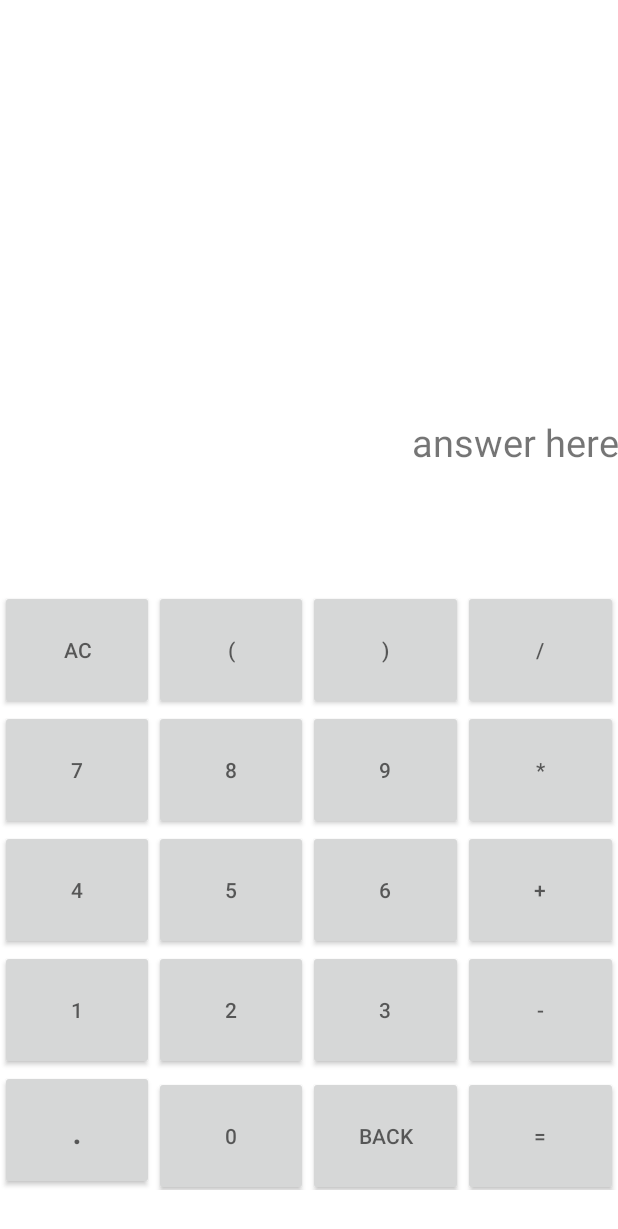
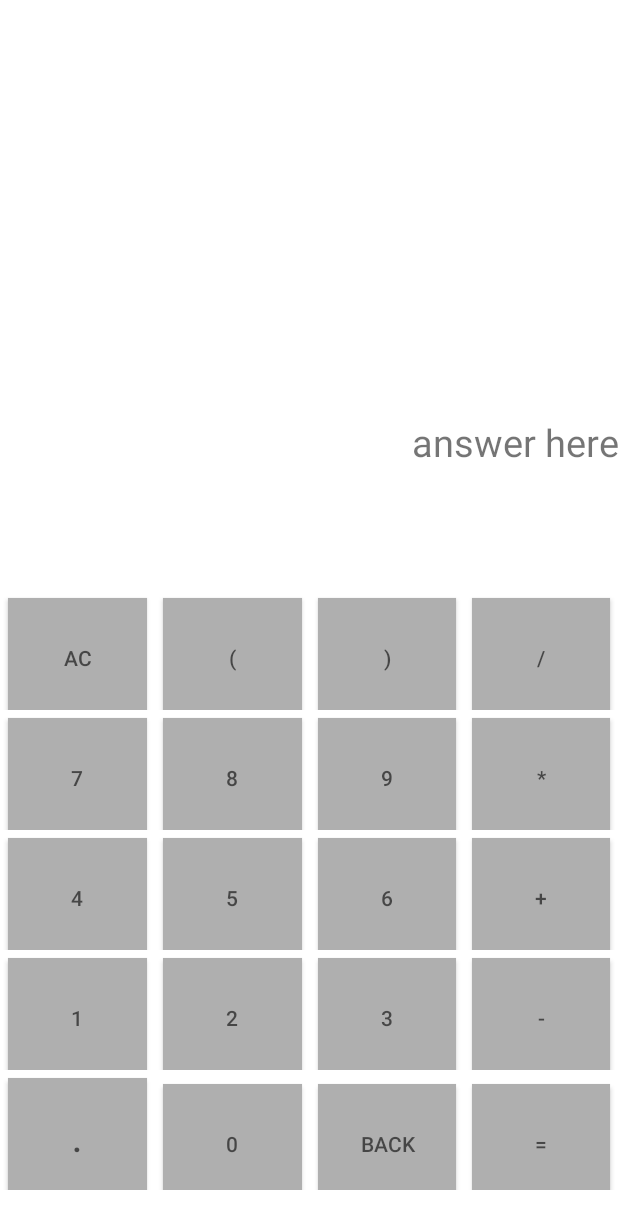
Before and after one commit to imshahastam/courses-pa-android-studio, an Android app: the layout activity_main.xml on its own in the app's theme, with its tools: preview values and no code run, on a phone screen of 412 x 824 dp. Shown: the top 1229 px of the screen. Run offline under Robolectric (Android 15) with nearby library versions, the phone set to English and light mode, and no system bars.

Commit message:
add hw12

```diff
--- /dev/null
+++ b/app/src/main/res/drawable/bg_button.xml
@@ -0,0 +1,26 @@
+<?xml version="1.0" encoding="utf-8"?>
+<selector
+    xmlns:android="http://schemas.android.com/apk/res/android">
+    <item android:state_pressed="true">
+        <shape android:shape="rectangle">
+            <solid android:color="@color/orange"/>
+            <stroke android:color="@color/red"/>
+            <corners android:radius="10dp"/>
+        </shape>
+    </item>
+
+    <item android:state_focused="true">
+        <shape android:shape="rectangle">
+            <solid android:color="@color/purple_200"/>
+            <stroke android:color="@color/limon"/>
+            <corners android:radius="8dp"/>
+        </shape>
+    </item>
+
+    <item>
+        <shape android:shape="rectangle">
+            <solid android:color="@color/gray"/>
+            <stroke android:color="@color/black"/>
+        </shape>
+    </item>
+</selector>
--- a/app/src/main/res/layout/activity_main.xml
+++ b/app/src/main/res/layout/activity_main.xml
@@ -39,29 +39,29 @@
             android:id="@+id/cleanAllBtn"
             android:hint="AC"
             android:layout_weight="1"
-            android:layout_width="100dp"
-            android:layout_height="80dp"/>
+            style="@style/ButtonStyle"
+            android:background="@drawable/bg_button"/>
 
         <androidx.appcompat.widget.AppCompatButton
             android:id="@+id/bracketOpenBtn"
             android:hint="("
             android:layout_weight="1"
-            android:layout_width="100dp"
-            android:layout_height="80dp"/>
+            style="@style/ButtonStyle"
+            android:background="@drawable/bg_button"/>
 
         <androidx.appcompat.widget.AppCompatButton
             android:id="@+id/bracketCloseBtn"
             android:hint=")"
             android:layout_weight="1"
-            android:layout_width="100dp"
-            android:layout_height="80dp"/>
+            style="@style/ButtonStyle"
+            android:background="@drawable/bg_button"/>
 
         <androidx.appcompat.widget.AppCompatButton
             android:id="@+id/divide"
             android:hint="/"
             android:layout_weight="1"
-            android:layout_width="100dp"
-            android:layout_height="80dp"/>
+            style="@style/ButtonStyle"
+            android:background="@drawable/bg_button"/>
 
     </LinearLayout>
 
@@ -77,29 +77,29 @@
             android:id="@+id/sevenBtn"
             android:hint="7"
             android:layout_weight="1"
-            android:layout_width="100dp"
-            android:layout_height="80dp"/>
+            style="@style/ButtonStyle"
+            android:background="@drawable/bg_button"/>
 
         <androidx.appcompat.widget.AppCompatButton
             android:id="@+id/eightBtn"
             android:hint="8"
             android:layout_weight="1"
-            android:layout_width="100dp"
-            android:layout_height="80dp"/>
+            style="@style/ButtonStyle"
+            android:background="@drawable/bg_button"/>
 
         <androidx.appcompat.widget.AppCompatButton
             android:id="@+id/nineBtn"
             android:hint="9"
             android:layout_weight="1"
-            android:layout_width="100dp"
-            android:layout_height="80dp"/>
+            style="@style/ButtonStyle"
+            android:background="@drawable/bg_button"/>
 
         <androidx.appcompat.widget.AppCompatButton
             android:id="@+id/multiply"
             android:hint="*"
             android:layout_weight="1"
-            android:layout_width="100dp"
-            android:layout_height="80dp"/>
+            style="@style/ButtonStyle"
+            android:background="@drawable/bg_button"/>
 
     </LinearLayout>
 
@@ -115,29 +115,29 @@
             android:id="@+id/fourBtn"
             android:hint="4"
             android:layout_weight="1"
-            android:layout_width="100dp"
-            android:layout_height="80dp"/>
+            style="@style/ButtonStyle"
+            android:background="@drawable/bg_button"/>
 
         <androidx.appcompat.widget.AppCompatButton
             android:id="@+id/fiveBtn"
             android:hint="5"
             android:layout_weight="1"
-            android:layout_width="100dp"
-            android:layout_height="80dp"/>
+            style="@style/ButtonStyle"
+            android:background="@drawable/bg_button"/>
 
         <androidx.appcompat.widget.AppCompatButton
             android:id="@+id/sixBtn"
             android:hint="6"
             android:layout_weight="1"
-            android:layout_width="100dp"
-            android:layout_height="80dp"/>
+            style="@style/ButtonStyle"
+            android:background="@drawable/bg_button"/>
 
         <androidx.appcompat.widget.AppCompatButton
             android:id="@+id/plus"
             android:hint="+"
             android:layout_weight="1"
-            android:layout_width="100dp"
-            android:layout_height="80dp"/>
+            style="@style/ButtonStyle"
+            android:background="@drawable/bg_button"/>
 
     </LinearLayout>
 
@@ -153,29 +153,29 @@
             android:id="@+id/oneBtn"
             android:hint="1"
             android:layout_weight="1"
-            android:layout_width="100dp"
-            android:layout_height="80dp"/>
+            style="@style/ButtonStyle"
+            android:background="@drawable/bg_button"/>
 
         <androidx.appcompat.widget.AppCompatButton
             android:id="@+id/twoBtn"
             android:hint="2"
             android:layout_weight="1"
-            android:layout_width="100dp"
-            android:layout_height="80dp"/>
+            style="@style/ButtonStyle"
+            android:background="@drawable/bg_button"/>
 
         <androidx.appcompat.widget.AppCompatButton
             android:id="@+id/threeBtn"
             android:hint="3"
             android:layout_weight="1"
-            android:layout_width="100dp"
-            android:layout_height="80dp"/>
+            style="@style/ButtonStyle"
+            android:background="@drawable/bg_button"/>
 
         <androidx.appcompat.widget.AppCompatButton
             android:id="@+id/minus"
             android:hint="-"
             android:layout_weight="1"
-            android:layout_width="100dp"
-            android:layout_height="80dp"/>
+            style="@style/ButtonStyle"
+            android:background="@drawable/bg_button"/>
 
     </LinearLayout>
 
@@ -192,29 +192,29 @@
             android:hint="."
             android:textSize="24sp"
             android:layout_weight="1"
-            android:layout_width="100dp"
-            android:layout_height="80dp"/>
+            style="@style/ButtonStyle"
+            android:background="@drawable/bg_button"/>
 
         <androidx.appcompat.widget.AppCompatButton
             android:id="@+id/zeroBtn"
             android:hint="0"
             android:layout_weight="1"
-            android:layout_width="100dp"
-            android:layout_height="80dp"/>
+            style="@style/ButtonStyle"
+            android:background="@drawable/bg_button"/>
 
         <androidx.appcompat.widget.AppCompatButton
             android:id="@+id/backBtn"
             android:hint="BACK"
             android:layout_weight="1"
-            android:layout_width="100dp"
-            android:layout_height="80dp"/>
+            style="@style/ButtonStyle"
+            android:background="@drawable/bg_button"/>
 
         <androidx.appcompat.widget.AppCompatButton
             android:id="@+id/equalBtn"
             android:hint="="
             android:layout_weight="1"
-            android:layout_width="100dp"
-            android:layout_height="80dp"/>
+            style="@style/ButtonStyle"
+            android:background="@drawable/bg_button"/>
 
     </LinearLayout>
 
--- a/app/src/main/res/values/colors.xml
+++ b/app/src/main/res/values/colors.xml
@@ -10,4 +10,7 @@
     <color name="red">#FF0000</color>
     <color name="yellow">#FFD500</color>
     <color name="green">#44FF00</color>
+    <color name="orange">#FF5722</color>
+    <color name="limon">#CDDC39</color>
+    <color name="gray">#AFAFAF</color>
 </resources>
--- a/app/src/main/res/values/themes.xml
+++ b/app/src/main/res/values/themes.xml
@@ -13,4 +13,11 @@
         <item name="android:statusBarColor" tools:targetApi="l">?attr/colorPrimaryVariant</item>
         <!-- Customize your theme here. -->
     </style>
+
+    <style name="ButtonStyle">
+        <item name="android:layout_width">100dp</item>
+        <item name="android:layout_height">80dp</item>
+        <item name="android:padding">7dp</item>
+        <item name="android:layout_margin">5dp</item>
+    </style>
 </resources>
```
Also changed, not shown: 1 other file.
